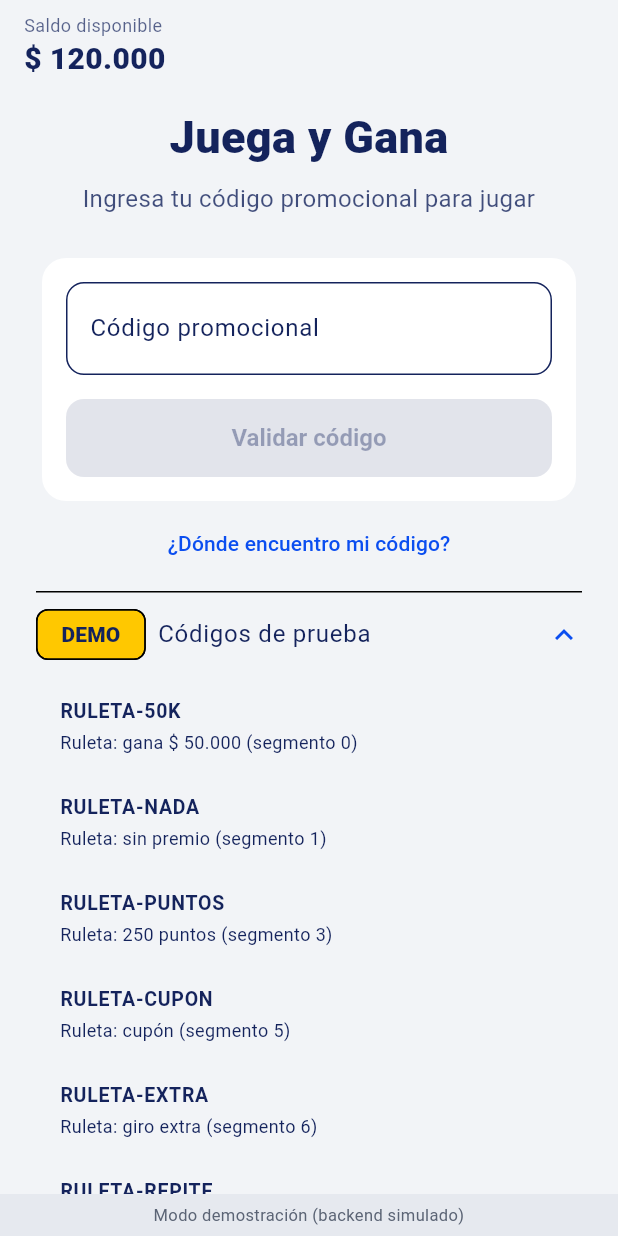
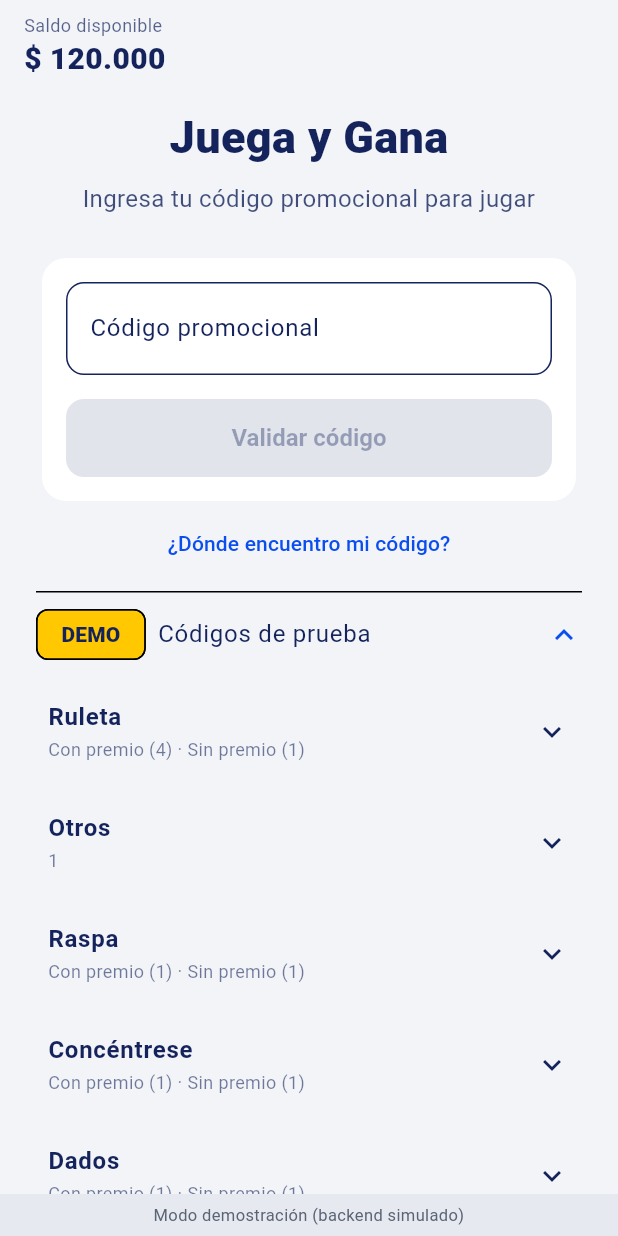
Before and after one commit to ljgarciap/gamificacion, a Flutter app: the screen it shows after launch, after a tap on "DEMO", on a phone screen of 412 x 824 dp. Run offline on Flutter 3.47's test engine with Material 3 defaults, Android fonts, the phone set to English and light mode, and no system bars; our stand-ins replace flutter_riverpod; project files that could hold a hidden picture were left out.

Commit message:
feat(demo): los códigos de prueba se agrupan en bloques desplegables por juego y, dentro, con premio y sin premio
Con muchos códigos la lista era larguísima. Ahora un bloque por juego (con el conteo de cada tipo), con premio ordenado de menor a mayor monto y sin premio; cada bloque muestra los primeros 4 y deja ver el resto; con 6 códigos o menos, lista plana.
Pruebas de agrupación y de widget (con mutación); validado en el navegador con los códigos reales.

Co-Authored-By: Claude Sonnet 5.5 <noreply@anthropic.com>

```diff
--- a/packages/gamification_core/lib/src/data/mock_repository.dart
+++ b/packages/gamification_core/lib/src/data/mock_repository.dart
@@ -54,7 +54,7 @@ class MockRepository implements GamificationRepository {
     'DADOS-GANA': 'Dados: dobles seis, gana \$ 50.000',
     'DADOS-NADA': 'Dados: sin premio',
     'BOMBA-GANA': 'Bomba 8: tres 8, gana \$ 50.000',
-    'BOMBA-NADA': 'Bomba 8: la mecha se acaba',
+    'BOMBA-NADA': 'Bomba 8: sin premio (la mecha se acaba)',
     'BINGO-GANA': 'Bingo: línea, gana \$ 10.000',
     'BINGO-NADA': 'Bingo: sin premio',
     'POKER-GANA': 'Póker: full, gana \$ 50.000',
--- a/packages/gamification_core/lib/src/ui/strings.dart
+++ b/packages/gamification_core/lib/src/ui/strings.dart
@@ -21,6 +21,10 @@ abstract class GamificationStrings {
   String get balanceLabel;
   String get demoBadge;
   String get demoCodes;
+  String demoWithPrize(int n);
+  String demoWithoutPrize(int n);
+  String demoShowAll(int n);
+  String get demoShowLess;
   String get close;
   String get resultWon;
   String get resultNone;
@@ -127,6 +131,18 @@ class EsStrings extends GamificationStrings {
   String get demoBadge => 'DEMO';
   @override
   String get demoCodes => 'Códigos de prueba';
+
+  @override
+  String demoWithPrize(int n) => 'Con premio ($n)';
+
+  @override
+  String demoWithoutPrize(int n) => 'Sin premio ($n)';
+
+  @override
+  String demoShowAll(int n) => 'Ver los $n';
+
+  @override
+  String get demoShowLess => 'Ver menos';
   @override
   String get close => 'Cerrar';
   @override
@@ -373,6 +389,18 @@ class EnStrings extends GamificationStrings {
   String get demoBadge => 'DEMO';
   @override
   String get demoCodes => 'Test codes';
+
+  @override
+  String demoWithPrize(int n) => 'With prize ($n)';
+
+  @override
+  String demoWithoutPrize(int n) => 'No prize ($n)';
+
+  @override
+  String demoShowAll(int n) => 'Show all $n';
+
+  @override
+  String get demoShowLess => 'Show less';
   @override
   String get close => 'Close';
   @override
--- a/packages/gamification_sdk/lib/src/flow/code_entry_screen.dart
+++ b/packages/gamification_sdk/lib/src/flow/code_entry_screen.dart
@@ -6,6 +6,7 @@ import 'package:flutter_riverpod/flutter_riverpod.dart';
 import 'package:gamification_core/gamification_core.dart';
 
 import 'flow_controller.dart';
+import 'demo_codes_panel.dart';
 import 'flow_state.dart';
 
 /// Pantalla 1 (ux-spec-001): ingreso y validación del código.
@@ -213,13 +214,12 @@ class _CodeEntryScreenState extends ConsumerState<CodeEntryScreen> {
           ],
         ),
         children: [
-          for (final entry in (_loadedDemoCodes ?? widget.demoCodes)!.entries)
-            ListTile(
-              dense: true,
-              title: Text(entry.key, style: const TextStyle(fontWeight: FontWeight.w700)),
-              subtitle: Text(entry.value),
-              onTap: () => _controller.text = entry.key,
-            ),
+          DemoCodesPanel(
+            codes: (_loadedDemoCodes ?? widget.demoCodes)!,
+            strings: s,
+            theme: theme,
+            onPick: (code) => _controller.text = code,
+          ),
         ],
       ),
     );
--- /dev/null
+++ b/packages/gamification_sdk/lib/src/flow/demo_codes.dart
@@ -0,0 +1,67 @@
+/// Un código de prueba con lo que dice su descripción («Juego: premio»).
+class DemoCode {
+  const DemoCode(this.code, this.description);
+
+  final String code;
+  final String description;
+
+  /// Lo que va después de «Juego:» (el premio).
+  String get detail =>
+      description.contains(':') ? description.substring(description.indexOf(':') + 1).trim() : description;
+
+  bool get isNoPrize => detail.toLowerCase().contains('sin premio');
+
+  /// Monto («\$ 50.000») o puntos («250 puntos») que dice la descripción, para ordenar de menor a mayor premio; null si no trae (un cupón, un
+  /// giro extra…). Los demás números de la descripción (p. ej. «segmento 3») no cuentan.
+  int? get amount {
+    final m =
+        RegExp(r'\$\s*(\d[\d.]*)').firstMatch(detail) ??
+        RegExp(r'(\d[\d.]*)\s*puntos', caseSensitive: false).firstMatch(detail);
+    return m == null ? null : int.tryParse(m.group(1)!.replaceAll('.', ''));
+  }
+}
+
+/// Los códigos de un juego, separados en con premio y sin premio. Los que no son de un juego (p. ej. los errores simulados) van en [other].
+class DemoGroup {
+  DemoGroup(this.title);
+
+  final String title;
+  final List<DemoCode> withPrize = [];
+  final List<DemoCode> withoutPrize = [];
+  final List<DemoCode> other = [];
+
+  int get total => withPrize.length + withoutPrize.length + other.length;
+}
+
+/// Agrupa los códigos de prueba por juego (lo que va antes de «:» en la descripción), en el orden en que aparecen, y cada juego en con premio
+/// (de menor a mayor premio) y sin premio. Un grupo «Error» no tiene premio: queda todo en [DemoGroup.other].
+List<DemoGroup> groupDemoCodes(Map<String, String> codes) {
+  final groups = <String, DemoGroup>{};
+  for (final e in codes.entries) {
+    final code = DemoCode(e.key, e.value);
+    final title = e.value.contains(':') ? e.value.substring(0, e.value.indexOf(':')).trim() : 'Otros';
+    final g = groups.putIfAbsent(title, () => DemoGroup(title));
+    if (title.toLowerCase() == 'error' || title == 'Otros') {
+      g.other.add(code);
+    } else if (code.isNoPrize) {
+      g.withoutPrize.add(code);
+    } else {
+      g.withPrize.add(code);
+    }
+  }
+  for (final g in groups.values) {
+    // Orden estable por monto ascendente; los que no traen número conservan su lugar al final.
+    final indexed = [for (var i = 0; i < g.withPrize.length; i++) (i, g.withPrize[i])];
+    indexed.sort((a, b) {
+      final x = a.$2.amount, y = b.$2.amount;
+      if (x != null && y != null && x != y) return x.compareTo(y);
+      if (x == null && y != null) return 1;
+      if (x != null && y == null) return -1;
+      return a.$1.compareTo(b.$1);
+    });
+    g.withPrize
+      ..clear()
+      ..addAll(indexed.map((e) => e.$2));
+  }
+  return groups.values.toList();
+}
--- /dev/null
+++ b/packages/gamification_sdk/lib/src/flow/demo_codes_panel.dart
@@ -0,0 +1,131 @@
+import 'package:flutter/material.dart';
+import 'package:gamification_core/gamification_core.dart';
+
+import 'demo_codes.dart';
+
+/// Códigos de prueba agrupados: un bloque desplegable por juego y, dentro, «Con premio» y «Sin premio» (cada uno muestra los primeros y deja
+/// ver el resto). Con pocos códigos se muestran en una sola lista. Tocar un código lo entrega con [onPick].
+class DemoCodesPanel extends StatelessWidget {
+  const DemoCodesPanel({
+    super.key,
+    required this.codes,
+    required this.onPick,
+    required this.strings,
+    required this.theme,
+  });
+
+  /// Cuántos códigos se muestran de entrada en cada bloque antes de «Ver los N».
+  static const preview = 4;
+
+  /// Con tan pocos códigos no vale la pena agrupar.
+  static const flatLimit = 6;
+
+  final Map<String, String> codes;
+  final void Function(String code) onPick;
+  final GamificationStrings strings;
+  final GamificationTheme theme;
+
+  @override
+  Widget build(BuildContext context) {
+    if (codes.length <= flatLimit) {
+      return Column(children: [for (final e in codes.entries) _tile(DemoCode(e.key, e.value))]);
+    }
+    final groups = groupDemoCodes(codes);
+    return Column(
+      children: [
+        for (final g in groups)
+          ExpansionTile(
+            key: ValueKey('demo-group-${g.title}'),
+            tilePadding: const EdgeInsets.symmetric(horizontal: 8),
+            childrenPadding: const EdgeInsets.only(left: 12),
+            title: Text(g.title, style: const TextStyle(fontWeight: FontWeight.w700)),
+            subtitle: Text(
+              g.other.isNotEmpty
+                  ? '${g.total}'
+                  : '${strings.demoWithPrize(g.withPrize.length)} · ${strings.demoWithoutPrize(g.withoutPrize.length)}',
+              style: TextStyle(fontSize: 12, color: theme.navy.withValues(alpha: 0.6)),
+            ),
+            children: [
+              if (g.withPrize.isNotEmpty)
+                _Block(
+                  id: '${g.title}-win',
+                  title: strings.demoWithPrize(g.withPrize.length),
+                  codes: g.withPrize,
+                  onPick: onPick,
+                  strings: strings,
+                ),
+              if (g.withoutPrize.isNotEmpty)
+                _Block(
+                  id: '${g.title}-none',
+                  title: strings.demoWithoutPrize(g.withoutPrize.length),
+                  codes: g.withoutPrize,
+                  onPick: onPick,
+                  strings: strings,
+                ),
+              for (final c in g.other) _tile(c),
+            ],
+          ),
+      ],
+    );
+  }
+
+  Widget _tile(DemoCode c) => ListTile(
+    key: ValueKey('demo-code-${c.code}'),
+    dense: true,
+    title: Text(c.code, style: const TextStyle(fontWeight: FontWeight.w700)),
+    subtitle: Text(c.description),
+    onTap: () => onPick(c.code),
+  );
+}
+
+/// «Con premio» o «Sin premio» de un juego: los primeros códigos y un botón para ver el resto.
+class _Block extends StatefulWidget {
+  const _Block({
+    required this.id,
+    required this.title,
+    required this.codes,
+    required this.onPick,
+    required this.strings,
+  });
+
+  final String id;
+  final String title;
+  final List<DemoCode> codes;
+  final void Function(String code) onPick;
+  final GamificationStrings strings;
+
+  @override
+  State<_Block> createState() => _BlockState();
+}
+
+class _BlockState extends State<_Block> {
+  bool _all = false;
+
+  @override
+  Widget build(BuildContext context) {
+    final shown = _all ? widget.codes : widget.codes.take(DemoCodesPanel.preview).toList();
+    final more = widget.codes.length > DemoCodesPanel.preview;
+    return ExpansionTile(
+      key: ValueKey('demo-block-${widget.id}'),
+      tilePadding: const EdgeInsets.symmetric(horizontal: 8),
+      dense: true,
+      title: Text(widget.title),
+      children: [
+        for (final c in shown)
+          ListTile(
+            key: ValueKey('demo-code-${c.code}'),
+            dense: true,
+            title: Text(c.code, style: const TextStyle(fontWeight: FontWeight.w700)),
+            subtitle: Text(c.detail),
+            onTap: () => widget.onPick(c.code),
+          ),
+        if (more)
+          TextButton(
+            key: ValueKey('demo-more-${widget.id}'),
+            onPressed: () => setState(() => _all = !_all),
+            child: Text(_all ? widget.strings.demoShowLess : widget.strings.demoShowAll(widget.codes.length)),
+          ),
+      ],
+    );
+  }
+}
```
Also changed, not shown: 3 other files.
